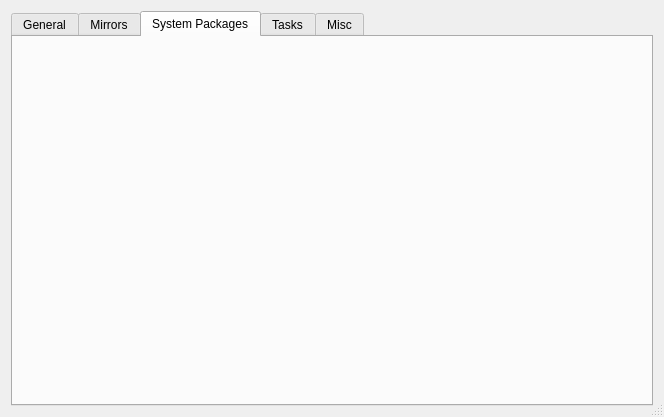
The window that src-qt4/pc-sysmanager/pbsystemtab.ui (trueos/pcbsd) describes before a commit, drawn with Qt 5.
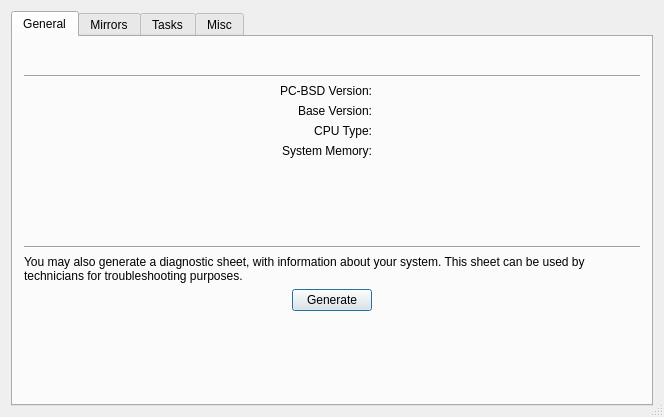
The same window after the commit. The open tabs and pages were chosen to show the change. Icons and pictures are not drawn.

Commit message: Remove the meta-widget from pc-sysmanager

Diff of the .ui file:
```diff
--- a/src-qt4/pc-sysmanager/pbsystemtab.ui
+++ b/src-qt4/pc-sysmanager/pbsystemtab.ui
@@ -564,16 +564,6 @@
        </item>
       </layout>
      </widget>
-     <widget class="QWidget" name="tab_2">
-      <attribute name="title">
-       <string>System Packages</string>
-      </attribute>
-      <layout class="QGridLayout" name="gridLayout_2">
-       <item row="0" column="0">
-        <widget class="QWidget" name="widgetMetaPkgs" native="true"/>
-       </item>
-      </layout>
-     </widget>
      <widget class="QWidget" name="tab_4">
       <attribute name="title">
        <string>Tasks</string>
```
The commit also changes 2 other files.
